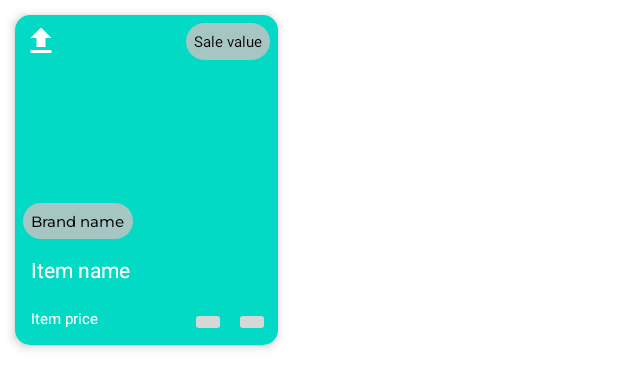
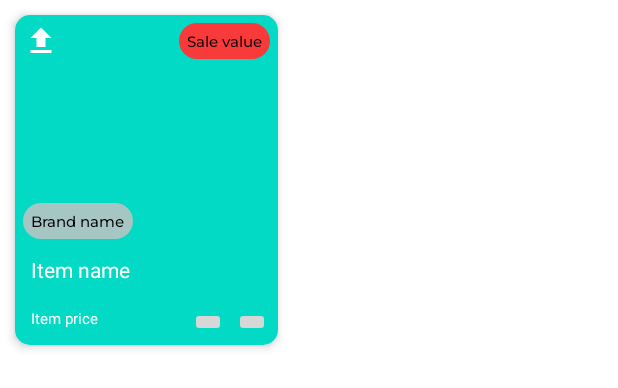
Before and after one commit to inimitab1e/OnlineShop, an Android app: the layout sale_recyclerview_item.xml on its own in the app's theme, with its tools: preview values and no code run, on a phone screen of 412 x 824 dp. Shown: the top 388 px of the screen. Run offline under Robolectric (Android 15) with nearby library versions, the phone set to English and light mode, and no system bars; network calls fail.

Commit message:
some minor fixes

```diff
--- /dev/null
+++ b/app/src/main/res/drawable/sale_value_background.xml
@@ -0,0 +1,9 @@
+<?xml version="1.0" encoding="utf-8"?>
+<shape xmlns:android="http://schemas.android.com/apk/res/android"
+    android:shape="rectangle">
+    <solid android:color="@color/sale_value_background"/>
+    <corners android:bottomRightRadius="15dp"
+        android:bottomLeftRadius="15dp"
+        android:topLeftRadius="15dp"
+        android:topRightRadius="15dp"/>
+</shape>
--- a/app/src/main/res/layout/sale_recyclerview_item.xml
+++ b/app/src/main/res/layout/sale_recyclerview_item.xml
@@ -34,9 +34,10 @@
                 android:layout_width="wrap_content"
                 android:layout_height="wrap_content"
                 android:layout_margin="@dimen/sale_ltem_margin"
-                android:background="@drawable/categories_text_for_items_modifier"
+                android:background="@drawable/sale_value_background"
                 android:padding="@dimen/sale_ltem_padding"
                 android:text="@string/sale_value_base_text"
+                android:fontFamily="@font/montserrat_m"
                 android:textColor="@color/black"
                 android:textSize="@dimen/sale_value_text_size"
                 app:layout_constraintEnd_toEndOf="parent"
--- a/app/src/main/res/values/colors.xml
+++ b/app/src/main/res/values/colors.xml
@@ -16,4 +16,5 @@
     <color name="search_view_background_color">#F5F6F7</color>
     <color name="categories_for_items_background_color">#D9C4C4C4</color>
     <color name="placeholders_background">#dddddd</color>
+    <color name="sale_value_background">#F93A3A</color>
 </resources>
```
